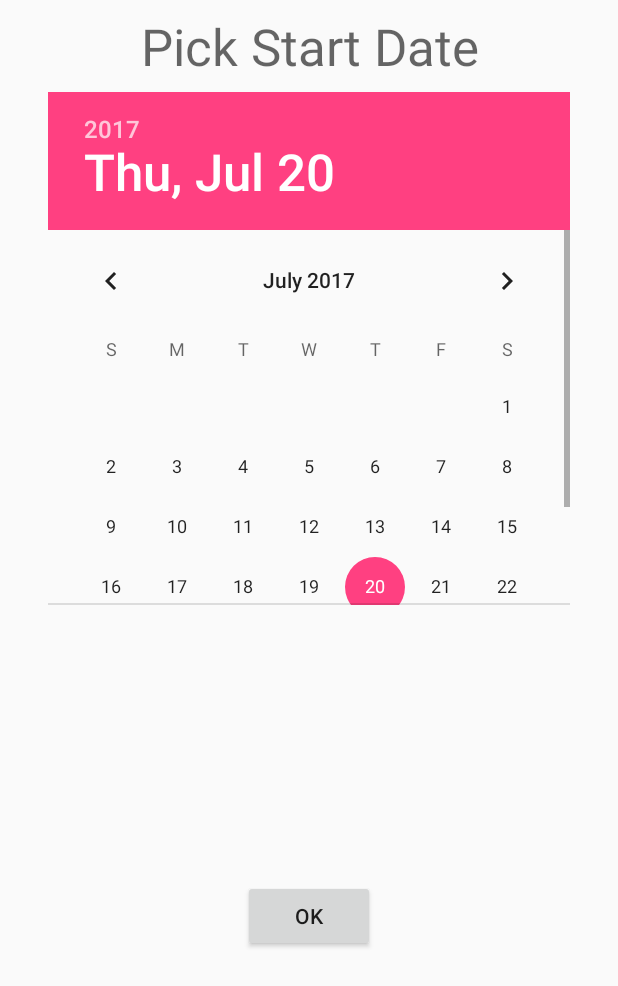
After one commit to owenDevEirePersonal/TruckyTrack, an Android app: the layout dialog_datepicker.xml on its own in the app's theme, with its tools: preview values and no code run, on a phone screen of 412 x 824 dp. The commit adds this screen. Shown: the top 986 px of the screen. Run offline under Robolectric (Android 15) with nearby library versions, the phone set to English and light mode, and no system bars.

Commit message:
<Updated Manager Mode UI > Updated the Manager Mode ui by adding a button which opens a dialog that allows you to pick a start and end date of results to show, this replaces the old system of selecting "show kegs on this date" from the dropdown list, that option is now replaced with a "keg deliveries between" option.
+Added dialog_datepicker
+Added ManagerActivity.retrieveKegAllLocationsBetweenDates()
#removed countText from activity_manager
#replaced dd/mm/yyyy latest adn dd/mm/yyyy all options in ManagerAcitivyt.itemSpinner with Keg Deliveries Between

-TODO: Replace text-to-speech componets of DriverActivity witht the server uplink, as this build was inadvertently taken from the wrong branch(TileScannerWithVoice).

Also updated Servlet with a new function getKegLocationsBetweenDates.

```diff
--- /dev/null
+++ b/app/src/main/res/layout/dialog_datepicker.xml
@@ -0,0 +1,62 @@
+<?xml version="1.0" encoding="utf-8"?>
+<LinearLayout xmlns:android="http://schemas.android.com/apk/res/android"
+              xmlns:app="http://schemas.android.com/apk/res-auto"
+              xmlns:tools="http://schemas.android.com/tools"
+              android:layout_width="match_parent"
+              android:layout_height="match_parent"
+              android:orientation="vertical"
+              android:weightSum="1">
+
+    <android.support.constraint.ConstraintLayout
+        android:layout_width="match_parent"
+        android:layout_height="match_parent"
+        android:layout_weight="0.51">
+
+        <TextView
+            android:id="@+id/pickDateText"
+            android:layout_width="wrap_content"
+            android:layout_height="wrap_content"
+            android:layout_marginLeft="8dp"
+            android:layout_marginRight="8dp"
+            android:layout_marginTop="8dp"
+            android:layout_weight="0.51"
+            android:text="Pick Start Date"
+            android:textAppearance="@style/TextAppearance.AppCompat.Display1"
+            app:layout_constraintLeft_toLeftOf="parent"
+            app:layout_constraintRight_toRightOf="parent"
+            app:layout_constraintTop_toTopOf="parent"
+            app:layout_constraintHorizontal_bias="0.507"/>
+
+        <DatePicker
+            android:id="@+id/startDatePicker"
+            android:layout_width="wrap_content"
+            android:layout_height="342dp"
+            android:layout_marginEnd="8dp"
+            android:layout_marginLeft="8dp"
+            android:layout_marginRight="8dp"
+            android:layout_marginStart="8dp"
+            android:layout_marginTop="8dp"
+            android:layout_weight="1"
+            app:layout_constraintLeft_toLeftOf="parent"
+            app:layout_constraintRight_toRightOf="parent"
+            app:layout_constraintTop_toBottomOf="@+id/pickDateText"/>
+
+        <Button
+            android:id="@+id/okButton"
+            android:layout_width="wrap_content"
+            android:layout_height="wrap_content"
+            android:layout_marginLeft="8dp"
+            android:layout_marginRight="8dp"
+            android:text="ok"
+            app:layout_constraintLeft_toLeftOf="parent"
+            app:layout_constraintRight_toRightOf="parent"
+            android:layout_marginTop="2dp"
+            app:layout_constraintTop_toBottomOf="@+id/startDatePicker"
+            android:layout_marginStart="8dp"
+            android:layout_marginEnd="8dp"
+            app:layout_constraintBottom_toBottomOf="parent"
+            android:layout_marginBottom="8dp"/>
+
+    </android.support.constraint.ConstraintLayout>
+
+</LinearLayout>
```
Also changed, not shown: app/src/main/java/com/deveire/dev/truckytrack/ManagerActivity.java (+129 -42 lines), app/src/main/res/layout/activity_manager.xml (+19 -17 lines).
